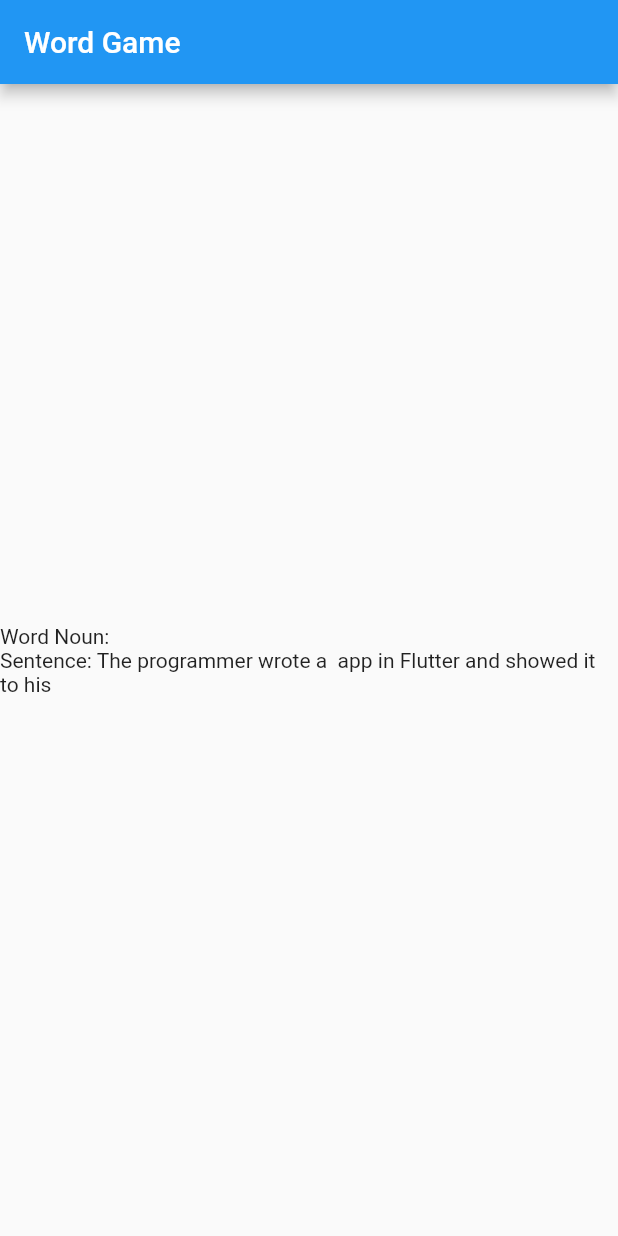
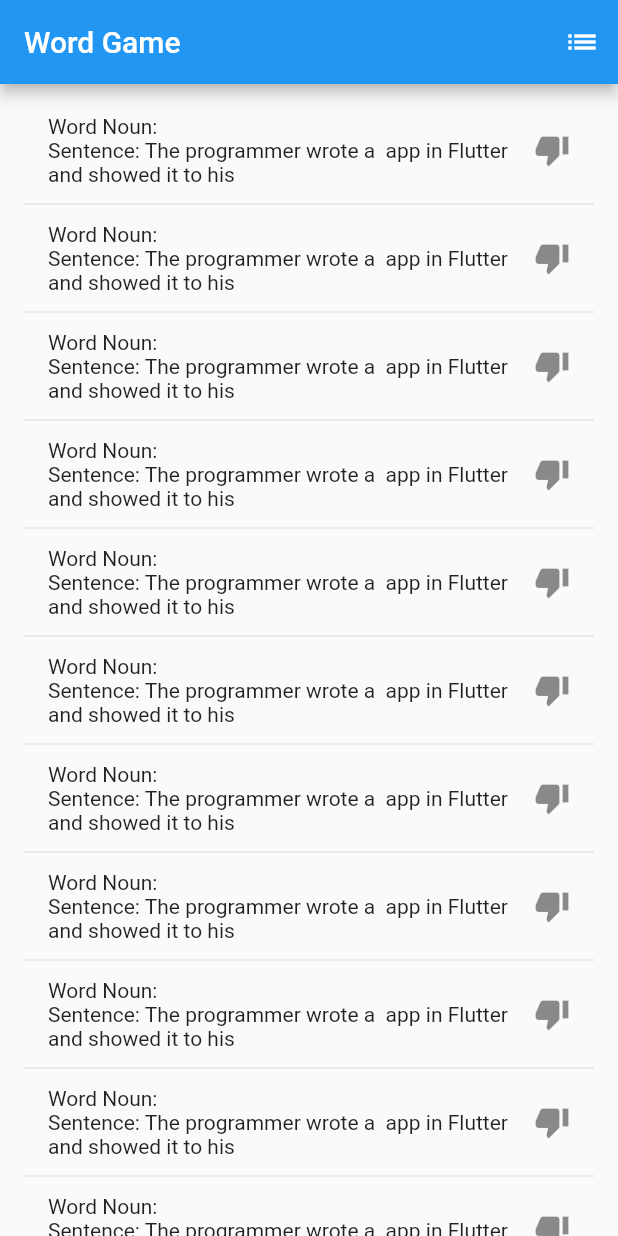
Before and after one commit to YaminArafat/Flearning, a Flutter app: the screen it shows after launch, on a phone screen of 412 x 824 dp. Run offline on Flutter 3.47's test engine with Material 2 defaults, Android fonts, the phone set to English and light mode, and no system bars; missing offline and left inert: random_words.

Commit message:
word game,routepage,likeunlike

```diff
--- a/lib/main.dart
+++ b/lib/main.dart
@@ -1,3 +1,5 @@
+import 'dart:ui';
+
 import 'package:flutter/material.dart';
 import 'package:random_words/random_words.dart';
 
@@ -6,22 +8,113 @@
 class MyApp extends StatelessWidget {
   @override
   Widget build(BuildContext context) {
-    final noun = new WordNoun.random();
-    final adjective = new WordAdjective.random();
     return new MaterialApp(
       title: 'Word Game',
-      home: new Scaffold(
-        appBar: new AppBar(
-          title: new Text('Word Game'),
-        ),
-        body: new Center(
-          child: new Text("Word Noun: ${noun.asCapitalized}\n"
-              "Sentence: The programmer wrote a ${adjective.asCapitalized} app in Flutter and showed it to his ${noun.asCapitalized}"),
-        ),
-      ),
+      home: new RandomSentences(),
     );
   }
 }
+
+class RandomSentences extends StatefulWidget {
+  @override
+  createState() => new RandomSentencesState();
+}
+
+class RandomSentencesState extends State<RandomSentences> {
+  final _sentences = <String>[];
+  final _funnies = new Set<String>();
+  final _biggerfont = const TextStyle(fontSize: 14.0);
+  @override
+  Widget build(BuildContext context) {
+    return new Scaffold(
+      appBar: new AppBar(
+        title: new Text("Word Game"),
+        actions: [
+          new IconButton(
+            icon: new Icon(Icons.list),
+            onPressed: _pushfunnies,
+          )
+        ],
+      ),
+      body: _buildSentences(),
+    );
+  }
+
+  void _pushfunnies() {
+    Navigator.of(context).push(
+      new MaterialPageRoute(builder: (context) {
+        final tiles = _funnies.map(
+          (sentence) {
+            return new ListTile(
+              title: new Text(
+                sentence,
+                style: _biggerfont,
+              ),
+            );
+          },
+        );
+        final divided = ListTile.divideTiles(
+          context: context,
+          tiles: tiles,
+        ).toList();
+        return new Scaffold(
+          appBar: new AppBar(
+            title: new Text('Svaed Funny Snetences'),
+          ),
+          body: new ListView(children: divided),
+        );
+      }),
+    );
+  }
+
+  String _getSentence() {
+    final noun = new WordNoun.random();
+    final adjective = new WordAdjective.random();
+    return "Word Noun: ${noun.asCapitalized}\n"
+        "Sentence: The programmer wrote a ${adjective.asCapitalized} app in Flutter and showed it to his ${noun.asCapitalized}";
+  }
+
+  Widget _buildRow(String sentence) {
+    final alreadyFoundfunny = _funnies.contains(sentence);
+
+    return new ListTile(
+      title: new Text(
+        sentence,
+        style: _biggerfont,
+      ),
+      trailing: new Icon(
+        alreadyFoundfunny ? Icons.thumb_up : Icons.thumb_down,
+        color: alreadyFoundfunny ? Colors.green : null,
+      ),
+      onTap: () {
+        setState(() {
+          if (alreadyFoundfunny) {
+            _funnies.remove(sentence);
+          } else {
+            _funnies.add(sentence);
+          }
+        });
+      },
+    );
+  }
+
+  Widget _buildSentences() {
+    return new ListView.builder(
+      padding: const EdgeInsets.all(16.0),
+      itemBuilder: (context, i) {
+        if (i.isOdd) return new Divider();
+        final index = i ~/ 2;
+        if (index >= _sentences.length) {
+          for (int x = 0; x < 1; x++) {
+            _sentences.add(_getSentence());
+          }
+        }
+        return _buildRow(_sentences[index]);
+      },
+    );
+  }
+}
+
 
 
 /// basic
```
Also changed, not shown: 2 other files.
